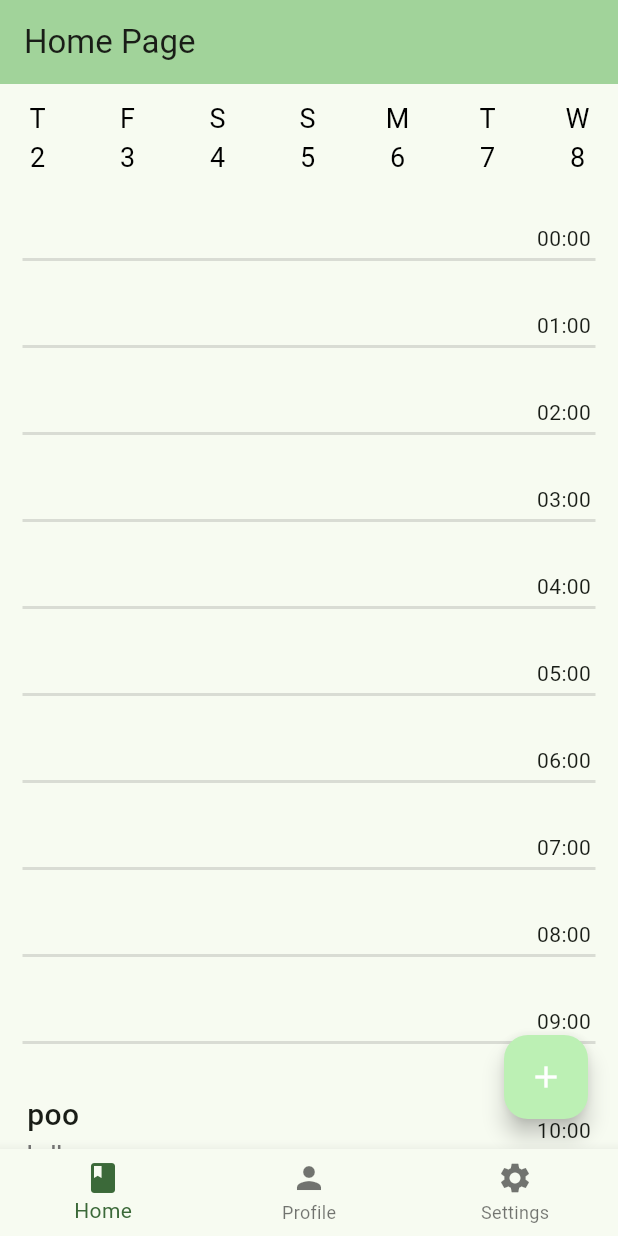
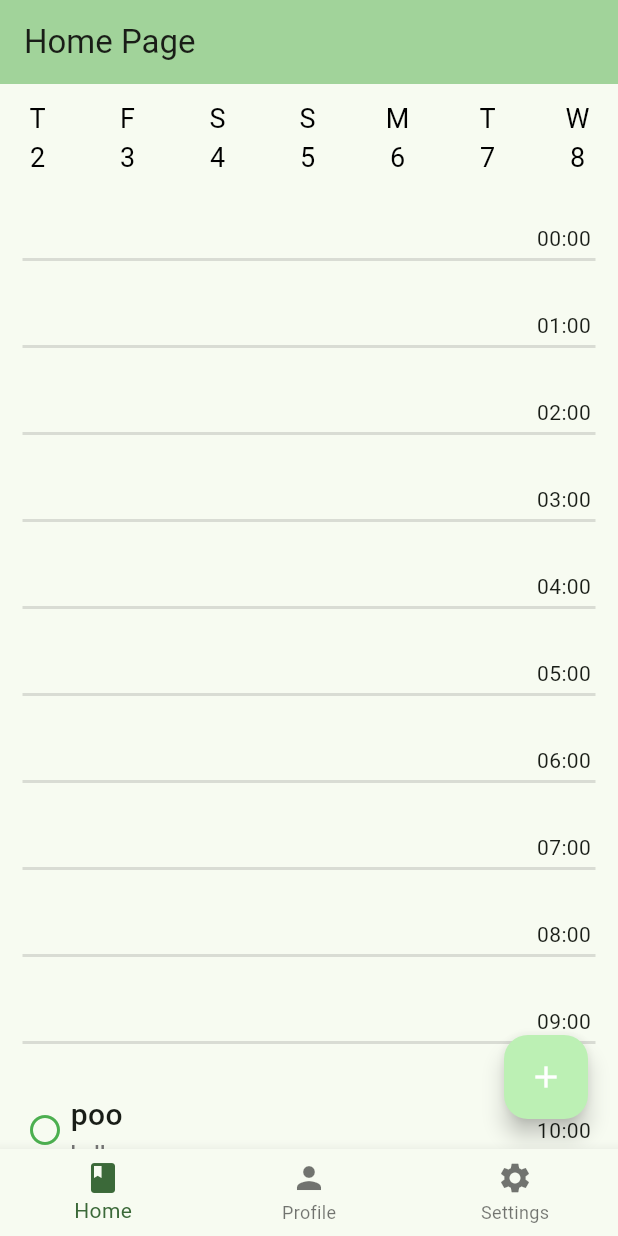
Before and after one commit to dw0nji/task_manager_2, a Flutter app: the screen it shows after launch, on a phone screen of 412 x 824 dp. Run offline on Flutter 3.47's test engine with Material 3 defaults, Android fonts, the phone set to English and light mode, and no system bars; our stand-ins replace date_field, go_router; missing offline and left inert: dart:ffi; accounts and stored records are empty.

Commit message:
Added icon with different colours depending on date.

```diff
--- a/lib/Views/widgets/task.dart
+++ b/lib/Views/widgets/task.dart
@@ -24,10 +24,27 @@ class _UserTaskState extends State<UserTaskUI>{
 
   @override
   Widget build(BuildContext context) {
+    var customColor = Colors.red;
+
+    if (widget.task.date.isAfter(DateTime.now()) || widget.task.date.isAtSameMomentAs(DateTime.now())) {
+      customColor = Colors.green;
+    } else if (widget.task.date.difference(DateTime.now()).inHours > -5){
+      customColor = Colors.orange;
+    }
+
     return GestureDetector(
         onTap: destroy,
         child: Visibility(
-          child: Column(
+          child: Row(
+          spacing: 5,
+          children: <Widget>[
+
+          Icon(
+            Icons.circle_outlined,
+            color: customColor,
+            size: 24,
+          ),
+          Column(
             crossAxisAlignment: CrossAxisAlignment.start,
             spacing: 0,
           children: <Widget>[
@@ -44,6 +61,8 @@ class _UserTaskState extends State<UserTaskUI>{
             ),
           ],
         ),
+          ]
+        ),
         )
     );
   }
```
